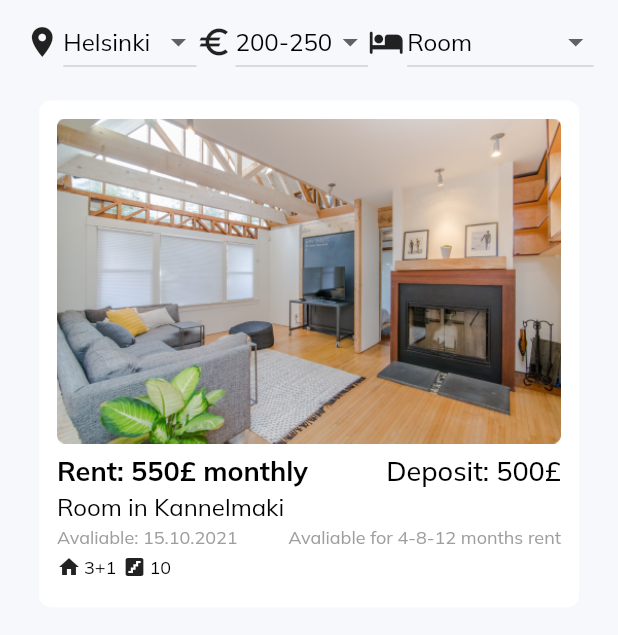
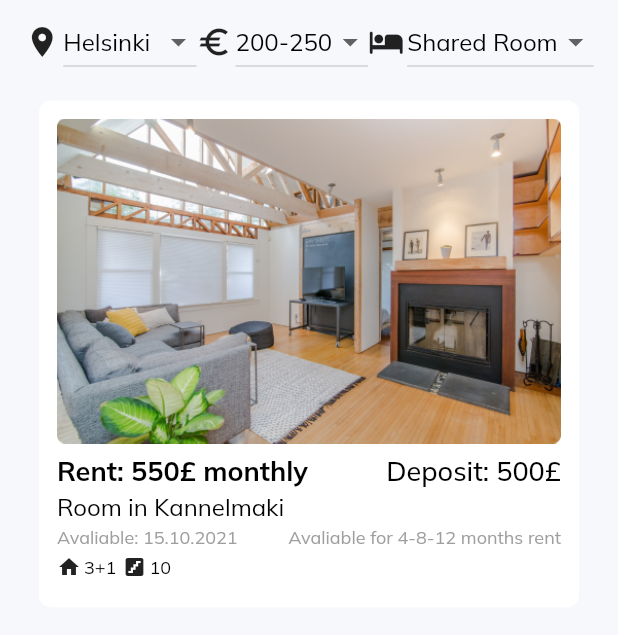
Before and after one commit to utkudenis/Exchangers-prototype-FlutterResponsiveWeb-, a Flutter app: the screen it shows after launch, on a phone screen of 412 x 824 dp, the part 78-713 px from its top. Run offline on Flutter 3.47's test engine with Material 2 defaults, Android fonts, the phone set to English and light mode, and no system bars; our stand-ins replace dotted_border, get, google_fonts; missing offline and left inert: assorted_layout_widgets.

Commit message:
auth route added
-left filter aligment
-auth page route added to profile icon on the overview screen
-to better view first room type selected as "Shared Room" ( longest one)

```diff
--- a/lib/pages/overview/widgets/filters_mobile.dart
+++ b/lib/pages/overview/widgets/filters_mobile.dart
@@ -8,7 +8,7 @@ class FiltersMobile extends StatefulWidget {
 class _FiltersMobileState extends State<FiltersMobile> {
   String? dropdownValuePrice = '200-250';
   String? dropdownValueCity = 'Helsinki';
-  String? dropdownValuePropertType = 'Room';
+  String? dropdownValuePropertType = 'Shared Room';
   @override
   Widget build(BuildContext context) {
     return SingleChildScrollView(
--- a/lib/widgets/side_menu.dart
+++ b/lib/widgets/side_menu.dart
@@ -30,6 +30,8 @@ class _SideMenuState extends State<SideMenu> {
       color: light,
       child: ListView(
         controller: sideController,
+        // to be flush with the main filter
+        padding: EdgeInsets.symmetric(vertical: 40),
         children: [
           if (ResponsiveWidget.isSmallScreen(context))
             Column(
--- a/lib/widgets/top_nav.dart
+++ b/lib/widgets/top_nav.dart
@@ -91,6 +91,10 @@ AppBar topNavigationBar(BuildContext context, GlobalKey<ScaffoldState> key) => A
                       ),
                 Container(
                   decoration: BoxDecoration(color: active.withOpacity(.5), borderRadius: BorderRadius.circular(30)),
+                  child: InkWell(
+                    onTap: () {
+                      Get.offAndToNamed(authenticationPageRoute);
+                    },
                     child: Container(
                       decoration: BoxDecoration(color: Colors.white, borderRadius: BorderRadius.circular(30)),
                       padding: EdgeInsets.all(2),
@@ -100,6 +104,7 @@ AppBar topNavigationBar(BuildContext context, GlobalKey<ScaffoldState> key) => A
                         child: Icon(
                           Icons.person_outline,
                           color: dark,
+                        ),
                       ),
                     ),
                   ),
```
Lines whose indentation alone changed are shown as unchanged.
